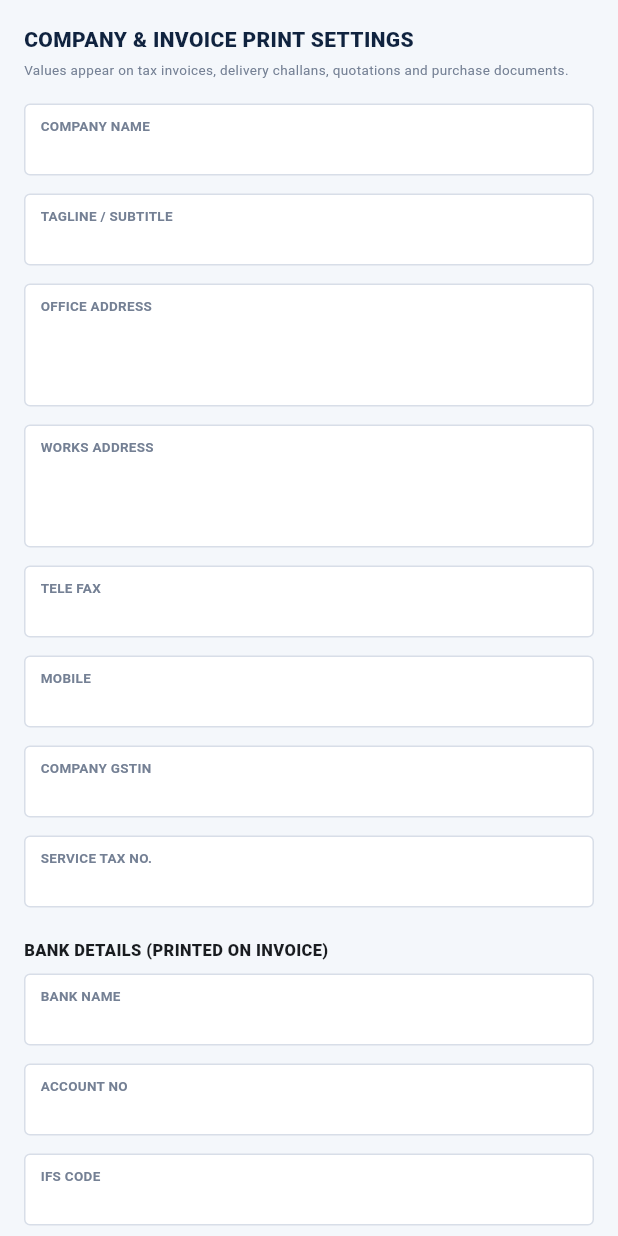
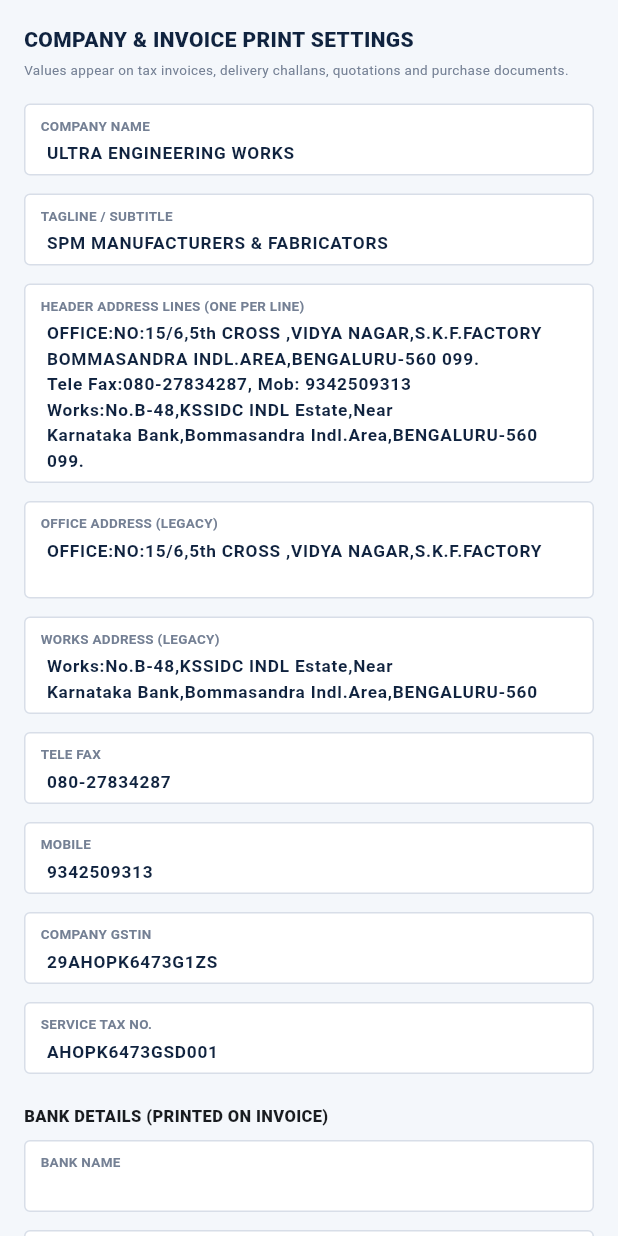
Before and after one commit to Vigneshwari116/ultra_enterprise, a Flutter app: the CompanySettingsScreen widget shown alone on an empty page, opened directly, on a phone screen of 412 x 824 dp. Run offline on Flutter 3.47's test engine with Material 3 defaults, Android fonts, the phone set to English and light mode, and no system bars; our stand-ins replace file_picker, pdf, printing, sqflite, sqflite_common_ffi; accounts and stored records are empty; network calls fail; Roboto replaces fonts that are missing (Arial); key blocks and very long unbroken strings in the code were emptied for the run.

Commit message:
Match reference invoice layout: fonts, meta grid, defaults, bank snapshot
Use Times/Helvetica typography, reference-style tax meta and consignee
grids, comma money formatting, corrected terms defaults (DB v16), and
invoice bank snapshot on save. Add layout comparison script and tests.

Co-authored-by: vigni2104 <vigni2104@gmail.com>

```diff
--- /dev/null
+++ b/lib/config/company_settings_defaults.dart
@@ -0,0 +1,53 @@
+/// Single source for seeded company settings (not duplicated in invoice.dart).
+class CompanySettingsDefaults {
+  static const companyName = 'ULTRA ENGINEERING WORKS';
+  static const tagline = 'SPM MANUFACTURERS & FABRICATORS';
+
+  /// Five header lines exactly as on the reference (correct spelling).
+  static const headerLines = [
+    'OFFICE:NO:15/6,5th CROSS ,VIDYA NAGAR,S.K.F.FACTORY',
+    'BOMMASANDRA INDL.AREA,BENGALURU-560 099.',
+    'Tele Fax:080-27834287, Mob: 9342509313',
+    'Works:No.B-48,KSSIDC INDL Estate,Near',
+    'Karnataka Bank,Bommasandra Indl.Area,BENGALURU-560 099.',
+  ];
+
+  static const gstin = '29AHOPK6473G1ZS';
+  static const serviceTaxNo = 'AHOPK6473GSD001';
+
+  static const terms = [
+    '1. Goods once sold will not be taken back or exchanged.',
+    '2. Interest @24% will be charged if not paid within the due period.',
+    '3. All disputes subject to Bangalore jurisdiction only.',
+    '4. All payments should be made by A/c payee cheque/D.D only.',
+    '5. Our risk/responsibility ceases once goods leave our premises.',
+  ];
+
+  static Map<String, dynamic> seedRow() => {
+        'id': 1,
+        'company_name': companyName,
+        'tagline': tagline,
+        'header_lines': headerLines.join('\n'),
+        'office_address': headerLines[0],
+        'works_address': '${headerLines[3]}\n${headerLines[4]}',
+        'tele_fax': '080-27834287',
+        'mobile': '9342509313',
+        'gstin': gstin,
+        'service_tax_no': serviceTaxNo,
+        'bank_name': '',
+        'bank_account_no': '',
+        'ifsc_code': '',
+        'branch': '',
+        'terms_json': terms.join('\n'),
+        'settings_revision': 1,
+      };
+
+  static const legacyTermTypos = [
+    'Good once sold',
+    'Reponsebility',
+    'Judrisdiction',
+    'with inthe due period',
+    'A\\c',
+    'KarnatakaBank',
+  ];
+}
--- a/lib/models/company_settings.dart
+++ b/lib/models/company_settings.dart
@@ -1,7 +1,10 @@
-/// Printable company profile stored in local settings (single row).
+import '../config/company_settings_defaults.dart';
+
+/// Printable company profile stored locally and synced from the server API.
 class CompanySettings {
   final String companyName;
   final String tagline;
+  final List<String> headerLines;
   final String officeAddress;
   final String worksAddress;
   final String teleFax;
@@ -13,10 +16,12 @@ class CompanySettings {
   final String ifscCode;
   final String branch;
   final List<String> terms;
+  final int settingsRevision;
 
   const CompanySettings({
     this.companyName = '',
     this.tagline = '',
+    this.headerLines = const [],
     this.officeAddress = '',
     this.worksAddress = '',
     this.teleFax = '',
@@ -27,26 +32,39 @@ class CompanySettings {
     this.bankAccountNo = '',
     this.ifscCode = '',
     this.branch = '',
-    this.terms = defaultCompanyTerms,
+    this.terms = CompanySettingsDefaults.terms,
+    this.settingsRevision = 0,
   });
 
+  List<String> get effectiveHeaderLines {
+    if (headerLines.isNotEmpty) return headerLines;
+    if (officeAddress.isNotEmpty || worksAddress.isNotEmpty) {
+      return [
+        if (officeAddress.isNotEmpty) officeAddress,
+        if (worksAddress.isNotEmpty) worksAddress,
+      ];
+    }
+    return CompanySettingsDefaults.headerLines;
+  }
+
   factory CompanySettings.fromMap(Map<String, dynamic>? row) {
-    if (row == null || row.isEmpty) return const CompanySettings();
+    if (row == null || row.isEmpty) return CompanySettings.withDefaults();
+    final headerRaw = '${row['header_lines'] ?? ''}'.trim();
+    final headerLines = headerRaw.isEmpty
+        ? <String>[]
+        : headerRaw.split('\n').map((e) => e.trim()).where((e) => e.isNotEmpty).toList();
+
+    List<String> terms = CompanySettingsDefaults.terms;
     final termsRaw = row['terms_json'];
-    List<String> terms = defaultCompanyTerms;
     if (termsRaw is String && termsRaw.trim().isNotEmpty) {
-      try {
-        final decoded = termsRaw
-            .split('\n')
-            .map((e) => e.trim())
-            .where((e) => e.isNotEmpty)
-            .toList();
-        if (decoded.isNotEmpty) terms = decoded;
-      } catch (_) {}
+      final decoded = termsRaw.split('\n').map((e) => e.trim()).where((e) => e.isNotEmpty).toList();
+      if (decoded.isNotEmpty) terms = decoded;
     }
+
     return CompanySettings(
       companyName: '${row['company_name'] ?? ''}',
       tagline: '${row['tagline'] ?? ''}',
+      headerLines: headerLines,
       officeAddress: '${row['office_address'] ?? ''}',
       worksAddress: '${row['works_address'] ?? ''}',
       teleFax: '${row['tele_fax'] ?? ''}',
@@ -58,6 +76,32 @@ class CompanySettings {
       ifscCode: '${row['ifsc_code'] ?? ''}',
       branch: '${row['branch'] ?? ''}',
       terms: terms,
+      settingsRevision: (row['settings_revision'] as num?)?.toInt() ?? 0,
+    ).withDefaults();
+  }
+
+  factory CompanySettings.withDefaults() {
+    return const CompanySettings().withDefaults();
+  }
+
+  CompanySettings withDefaults() {
+    String def(String v, String d) => v.trim().isEmpty ? d : v.trim();
+    return CompanySettings(
+      companyName: def(companyName, CompanySettingsDefaults.companyName),
+      tagline: def(tagline, CompanySettingsDefaults.tagline),
+      headerLines: headerLines.isEmpty ? CompanySettingsDefaults.headerLines : headerLines,
+      officeAddress: officeAddress,
+      worksAddress: worksAddress,
+      teleFax: teleFax,
+      mobile: mobile,
+      gstin: def(gstin, CompanySettingsDefaults.gstin),
+      serviceTaxNo: def(serviceTaxNo, CompanySettingsDefaults.serviceTaxNo),
+      bankName: bankName,
+      bankAccountNo: bankAccountNo,
+      ifscCode: ifscCode,
+      branch: branch,
+      terms: terms.isEmpty ? CompanySettingsDefaults.terms : terms,
+      settingsRevision: settingsRevision,
     );
   }
 
@@ -65,6 +109,7 @@ class CompanySettings {
         'id': 1,
         'company_name': companyName,
         'tagline': tagline,
+        'header_lines': effectiveHeaderLines.join('\n'),
         'office_address': officeAddress,
         'works_address': worksAddress,
         'tele_fax': teleFax,
@@ -76,14 +121,6 @@ class CompanySettings {
         'ifsc_code': ifscCode,
         'branch': branch,
         'terms_json': terms.join('\n'),
+        'settings_revision': settingsRevision,
       };
 }
-
-/// Editable in one place; persisted via company settings when saved.
-const List<String> defaultCompanyTerms = [
-  '1. Good once sold will not be taken back or exchanged.',
-  '2. Interest @24% will be charged if not paid within the due period.',
-  '3. All Disputes Subject to Bangalore Jurisdiction Only.',
-  '4. All Payment Should Be Made By A/c Payee Cheque/D.D Only',
-  '5. Our Risk/Responsibility Ceases Once Goods Leave Our Premises',
-];
--- a/lib/screens/company_settings_screen.dart
+++ b/lib/screens/company_settings_screen.dart
@@ -1,5 +1,6 @@
 import 'package:flutter/material.dart';
 
+import '../config/company_settings_defaults.dart';
 import '../models/company_settings.dart';
 import '../services/ultra_repository.dart';
 import '../widgets/enterprise_form_fields.dart';
@@ -19,6 +20,7 @@ class _CompanySettingsScreenState extends State<CompanySettingsScreen> {
 
   final companyName = TextEditingController();
   final tagline = TextEditingController();
+  final headerLines = TextEditingController();
   final officeAddress = TextEditingController();
   final worksAddress = TextEditingController();
   final teleFax = TextEditingController();
@@ -41,6 +43,7 @@ class _CompanySettingsScreenState extends State<CompanySettingsScreen> {
     final s = await repo.companySettings();
     companyName.text = s.companyName;
     tagline.text = s.tagline;
+    headerLines.text = s.effectiveHeaderLines.join('\n');
     officeAddress.text = s.officeAddress;
     worksAddress.text = s.worksAddress;
     teleFax.text = s.teleFax;
@@ -60,6 +63,7 @@ class _CompanySettingsScreenState extends State<CompanySettingsScreen> {
     for (final c in [
       companyName,
       tagline,
+      headerLines,
       officeAddress,
       worksAddress,
       teleFax,
@@ -84,9 +88,15 @@ class _CompanySettingsScreenState extends State<CompanySettingsScreen> {
         .map((e) => e.trim())
         .where((e) => e.isNotEmpty)
         .toList();
+    final lines = headerLines.text
+        .split('\n')
+        .map((e) => e.trim())
+        .where((e) => e.isNotEmpty)
+        .toList();
     await repo.saveCompanySettings(CompanySettings(
       companyName: companyName.text.trim(),
       tagline: tagline.text.trim(),
+      headerLines: lines.isEmpty ? CompanySettingsDefaults.headerLines : lines,
       officeAddress: officeAddress.text.trim(),
       worksAddress: worksAddress.text.trim(),
       teleFax: teleFax.text.trim(),
@@ -97,7 +107,7 @@ class _CompanySettingsScreenState extends State<CompanySettingsScreen> {
       bankAccountNo: bankAccount.text.trim(),
       ifscCode: ifsc.text.trim(),
       branch: branch.text.trim(),
-      terms: termLines.isEmpty ? defaultCompanyTerms : termLines,
+      terms: termLines.isEmpty ? CompanySettingsDefaults.terms : termLines,
     ));
     if (mounted) {
       setState(() => saving = false);
@@ -140,8 +150,9 @@ class _CompanySettingsScreenState extends State<CompanySettingsScreen> {
           const SizedBox(height: 16),
           _field('COMPANY NAME', companyName),
           _field('TAGLINE / SUBTITLE', tagline),
-          _field('OFFICE ADDRESS', officeAddress, lines: 3),
-          _field('WORKS ADDRESS', worksAddress, lines: 3),
+          _field('HEADER ADDRESS LINES (ONE PER LINE)', headerLines, lines: 6),
+          _field('OFFICE ADDRESS (LEGACY)', officeAddress, lines: 2),
+          _field('WORKS ADDRESS (LEGACY)', worksAddress, lines: 2),
           _field('TELE FAX', teleFax),
           _field('MOBILE', mobile),
           _field('COMPANY GSTIN', gstin),
--- a/lib/screens/sales_invoice_screen.dart
+++ b/lib/screens/sales_invoice_screen.dart
@@ -160,6 +160,7 @@ class _SalesInvoiceScreenState extends SalesInvoiceCatalogHostState {
         )
         .toList();
     try {
+    final cust = customers.firstWhere((c) => c['id'] == customerId);
     final invoiceId = await repo.createSalesInvoice({
       'uuid': uuid,
       'invoice_no': int.tryParse(voucherNo),
@@ -179,6 +180,12 @@ class _SalesInvoiceScreenState extends SalesInvoiceCatalogHostState {
       'sgst_total': sgst,
       'igst_total': igst,
       'grand_total': netPayable,
+      'forwarding_charge': fwd,
+      'round_off': 0,
+      'print_bank_name': bank.text.trim(),
+      'print_bank_account_no': account.text.trim(),
+      'print_ifsc_code': '${cust['ifsc_code'] ?? ''}',
+      'print_branch': '${cust['branch_address'] ?? ''}',
       'status': 'POSTED',
       'items': items,
     });
--- a/lib/services/ultra_repository.dart
+++ b/lib/services/ultra_repository.dart
@@ -612,11 +612,11 @@ class UltraRepository {
           final merged = Map<String, dynamic>.from(row);
           merged.addAll(Map<String, dynamic>.from(remote));
           await _db.saveCompanySettingsRow(merged);
-          return CompanySettings.fromMap(merged);
+          return CompanySettings.fromMap(merged).withDefaults();
         }
       } catch (_) {}
     }
-    return CompanySettings.fromMap(row);
+    return CompanySettings.fromMap(row).withDefaults();
   }
 
   Future<void> saveCompanySettings(CompanySettings settings) async {
```
Also changed, not shown: lib/database/app_database.dart (+67 -4 lines), lib/widgets/invoice.dart (+229 -116 lines), lib/widgets/invoice_bank_fields.dart (added, +34 -0 lines), lib/widgets/invoice_fonts.dart (added, +29 -0 lines), lib/widgets/sales_report.dart (+14 -18 lines), tool/export_ref_pdf.dart (added, +37 -0 lines), 3 other files.
